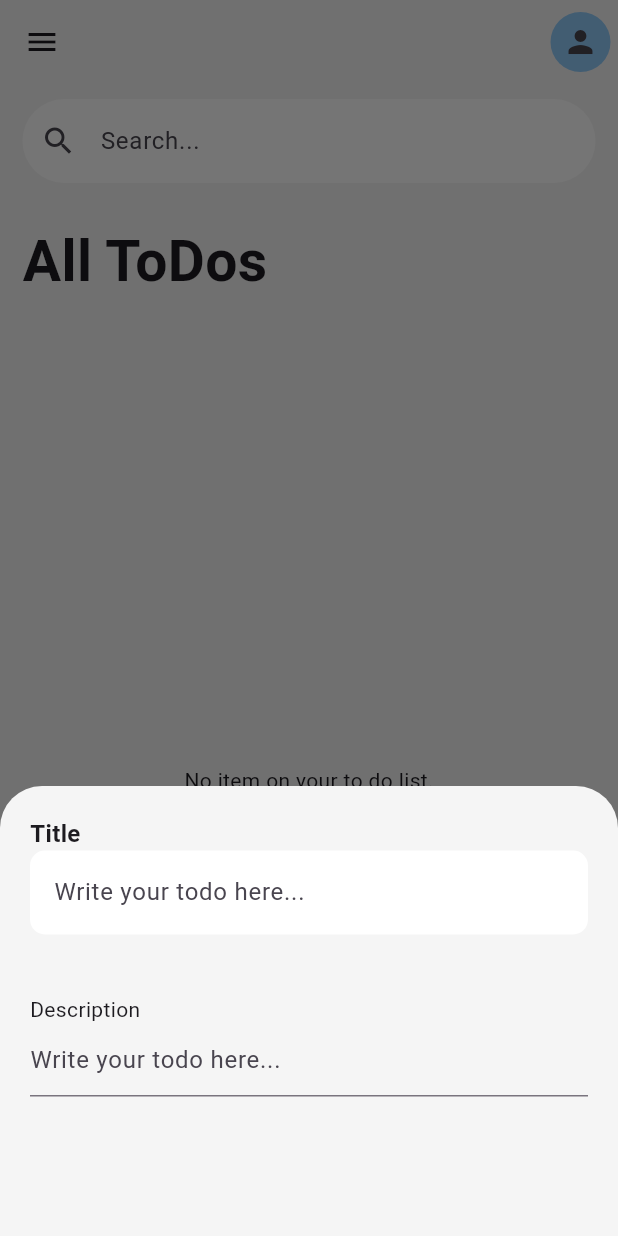
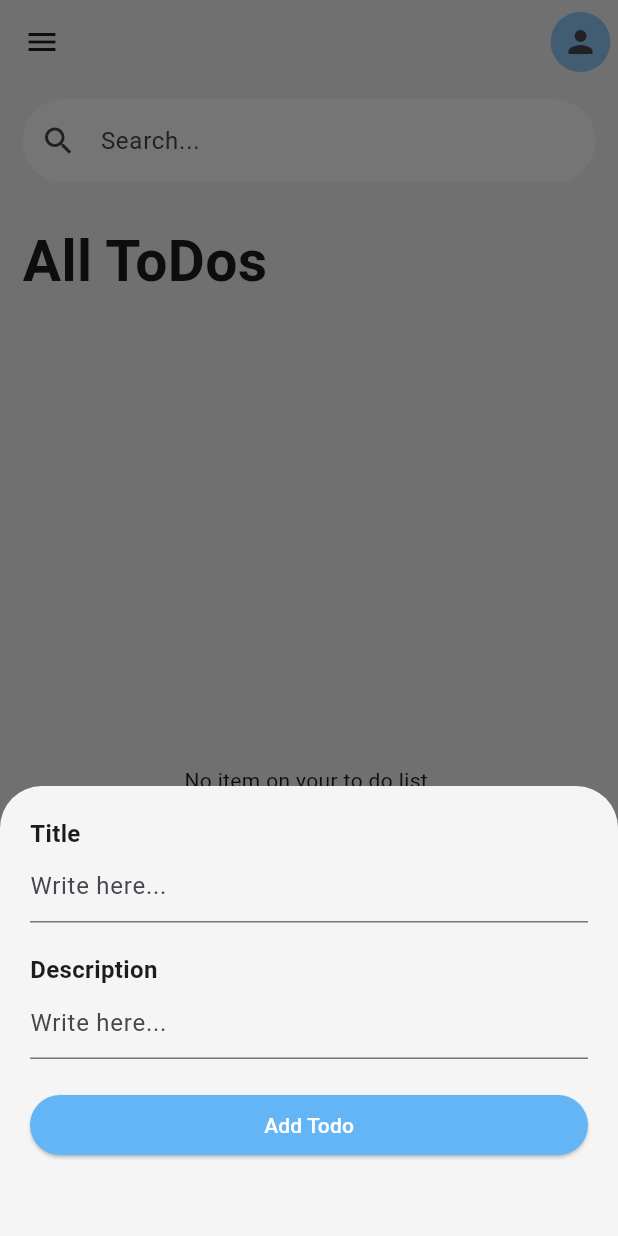
Before and after one commit to wandi1209/wri_mobile, a Flutter app: the screen it shows after launch, after a tap on the "add" icon, on a phone screen of 412 x 824 dp. Run offline on Flutter 3.47's test engine with Material 3 defaults, Android fonts, the phone set to English and light mode, and no system bars.

Commit message:
create ui form for add to do

```diff
--- a/lib/home_screen.dart
+++ b/lib/home_screen.dart
@@ -101,7 +101,6 @@
             Expanded(
               child: (todosData.isEmpty)
                   ? Center(
-                      heightFactor: 50,
                       child: Text("No item on your to do list."),
                     )
                   : ListView.builder(
--- a/lib/modals/add_todo.dart
+++ b/lib/modals/add_todo.dart
@@ -19,30 +19,36 @@
         ),
         TextField(
           decoration: InputDecoration(
-            filled: true,
-            fillColor: Colors.white,
-            border: OutlineInputBorder(
-              borderRadius: BorderRadius.circular(10),
-              borderSide: BorderSide(color: Colors.transparent),
-            ),
-            enabledBorder: OutlineInputBorder(
-              borderRadius: BorderRadius.circular(10),
-              borderSide: BorderSide(color: Colors.transparent),
-            ),
-            focusedBorder: OutlineInputBorder(
-              borderRadius: BorderRadius.circular(10),
-              borderSide: BorderSide(color: Colors.transparent),
-            ),
-            hintText: "Write your todo here...",
+            hintText: "Write here...",
           ),
         ),
-        SizedBox(height: 40),
-        Text("Description"),
+        SizedBox(height: 20),
+        Text(
+          "Description",
+          style: TextStyle(fontWeight: FontWeight.bold, fontSize: 16),
+        ),
         TextField(
           decoration: InputDecoration(
-            hintText: "Write your todo here...",
+            hintText: "Write here...",
           ),
         ),
+        SizedBox(height: 20),
+        Row(
+          mainAxisAlignment: MainAxisAlignment.center,
+          children: [
+            Expanded(
+              child: ElevatedButton(
+                style:
+                    ElevatedButton.styleFrom(backgroundColor: Colors.blue[300]),
+                onPressed: () {},
+                child: Text(
+                  "Add Todo",
+                  style: TextStyle(color: Colors.white),
+                ),
+              ),
+            ),
+          ],
+        )
       ],
     );
   }
```
